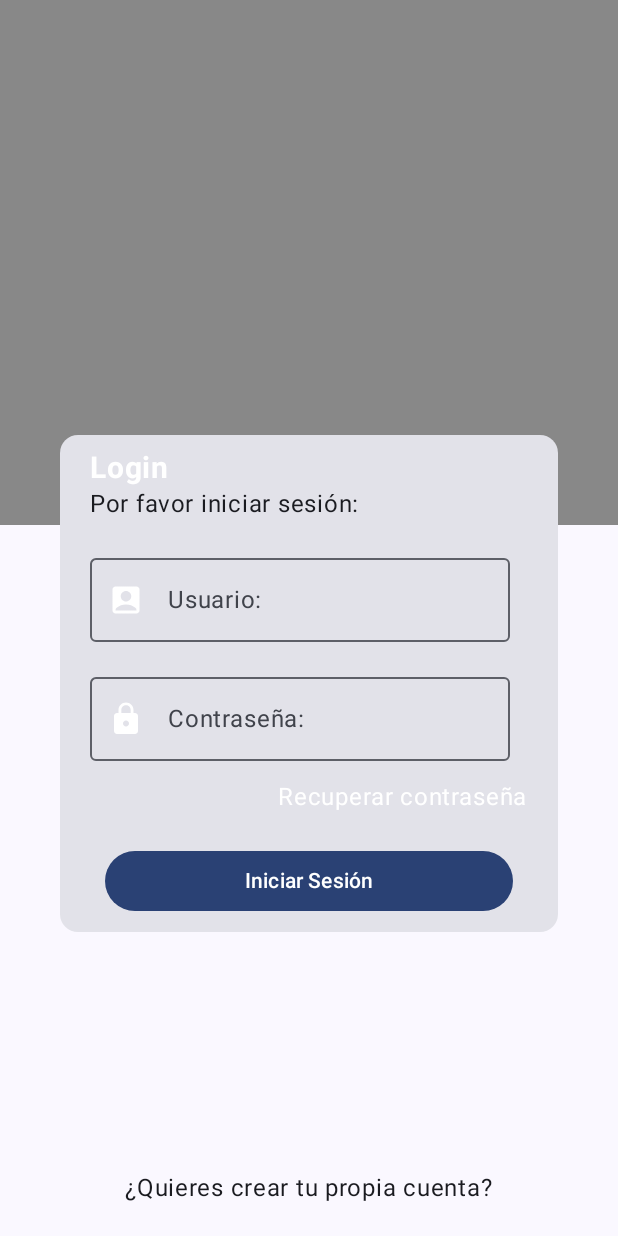
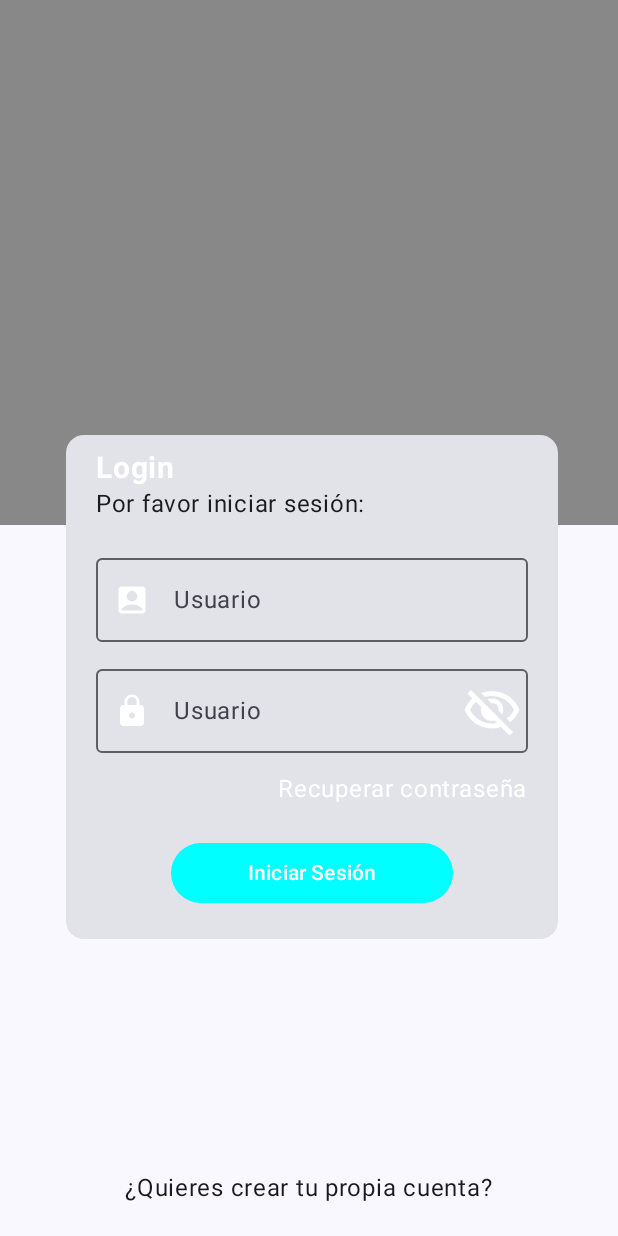
Before and after one commit to segonzalezz/AppMvvM, an Android app built with Jetpack Compose: the screen it shows after launch (MainActivity), on a phone screen of 412 x 824 dp. Run offline under Robolectric (Android 15) with nearby library versions, the phone set to English and light mode, and no system bars.

Commit message:
Se agrego

```diff
--- a/app/build.gradle.kts
+++ b/app/build.gradle.kts
@@ -50,7 +50,7 @@ android {
 }
 
 dependencies {
-
+    implementation("androidx.navigation:navigation-compose:2.8.0")
     implementation(libs.androidx.core.ktx)
     implementation(libs.androidx.lifecycle.runtime.ktx)
     implementation(libs.androidx.activity.compose)
--- a/app/src/main/AndroidManifest.xml
+++ b/app/src/main/AndroidManifest.xml
@@ -13,7 +13,7 @@
         android:theme="@style/Theme.EventsMVVMApp"
         tools:targetApi="31">
         <activity
-            android:name=".MainActivity"
+            android:name=".presentation.components.MainActivity"
             android:exported="true"
             android:label="@string/app_name"
             android:theme="@style/Theme.EventsMVVMApp">
--- a/app/src/main/java/com/segonzalezz/eventsmvvmapp/components/DefaultButton.kt
+++ /dev/null
@@ -1 +0,0 @@
-package com.segonzalezz.eventsmvvmapp.components
--- /dev/null
+++ b/app/src/main/java/com/segonzalezz/eventsmvvmapp/presentation/components/DefaultButton.kt
@@ -0,0 +1,25 @@
+package com.segonzalezz.eventsmvvmapp.presentation.components
+import androidx.compose.foundation.layout.fillMaxWidth
+import androidx.compose.foundation.layout.padding
+import androidx.compose.material3.Button
+import androidx.compose.material3.ButtonDefaults
+import androidx.compose.material3.Text
+import androidx.compose.runtime.Composable
+import androidx.compose.ui.Modifier
+import androidx.compose.ui.graphics.Color
+import androidx.compose.ui.unit.dp
+
+@Composable
+fun DefaultButton(
+    text:String,
+    onClick:() -> Unit,
+    color : Color = Color.Cyan,
+){
+
+    Button(onClick = { onClick() }, modifier = Modifier
+        .fillMaxWidth()
+        .padding(top = 10.dp, bottom = 20.dp, start = 50.dp, end = 50.dp),
+        colors = ButtonDefaults.buttonColors(color)) {
+        Text(text = text)
+        }
+}
--- /dev/null
+++ b/app/src/main/java/com/segonzalezz/eventsmvvmapp/presentation/components/DefaultTextField.kt
@@ -0,0 +1,42 @@
+package com.segonzalezz.eventsmvvmapp.presentation.components
+
+import androidx.compose.foundation.layout.Spacer
+import androidx.compose.foundation.layout.height
+import androidx.compose.foundation.text.KeyboardOptions
+import androidx.compose.material.icons.Icons
+import androidx.compose.material.icons.filled.AccountBox
+import androidx.compose.material.icons.filled.Lock
+import androidx.compose.material3.Icon
+import androidx.compose.material3.OutlinedTextField
+import androidx.compose.material3.Text
+import androidx.compose.runtime.Composable
+import androidx.compose.ui.Modifier
+import androidx.compose.ui.graphics.Color
+import androidx.compose.ui.graphics.vector.ImageVector
+import androidx.compose.ui.text.input.KeyboardType
+import androidx.compose.ui.text.input.PasswordVisualTransformation
+import androidx.compose.ui.text.input.VisualTransformation
+import androidx.compose.ui.unit.dp
+
+@Composable
+fun DefaultTextField(
+    modifier: Modifier,
+    value: String,
+    onValueChange: (String) -> Unit,
+    label: String,
+    icon: ImageVector,
+    keyboardType: KeyboardType = KeyboardType.Text,
+    hideText: Boolean = false
+){
+    OutlinedTextField(
+        modifier = modifier,
+        value = value,
+        onValueChange = {onValueChange(it)},
+        keyboardOptions = KeyboardOptions(keyboardType = keyboardType),
+        label = { Text(label) },
+        leadingIcon = {
+            Icon(imageVector = icon, contentDescription = "Icono usuario", tint = Color.White)
+        },
+        visualTransformation = if(hideText) PasswordVisualTransformation() else VisualTransformation.None
+    )
+}
--- /dev/null
+++ b/app/src/main/java/com/segonzalezz/eventsmvvmapp/presentation/components/DefaultTextFieldPassword.kt
@@ -0,0 +1,57 @@
+package com.segonzalezz.eventsmvvmapp.presentation.components
+
+import androidx.compose.foundation.text.KeyboardOptions
+import androidx.compose.material.icons.Icons
+import androidx.compose.material3.Icon
+import androidx.compose.material3.IconButton
+import androidx.compose.material3.OutlinedTextField
+import androidx.compose.material3.Text
+import androidx.compose.runtime.Composable
+import androidx.compose.runtime.MutableState
+import androidx.compose.runtime.getValue
+import androidx.compose.runtime.mutableStateOf
+import androidx.compose.runtime.remember
+import androidx.compose.runtime.saveable.rememberSaveable
+import androidx.compose.runtime.setValue
+import androidx.compose.ui.Modifier
+import androidx.compose.ui.graphics.Color
+import androidx.compose.ui.graphics.painter.Painter
+import androidx.compose.ui.graphics.vector.ImageVector
+import androidx.compose.ui.res.painterResource
+import androidx.compose.ui.text.input.KeyboardType
+import androidx.compose.ui.text.input.PasswordVisualTransformation
+import androidx.compose.ui.text.input.VisualTransformation
+import com.segonzalezz.eventsmvvmapp.R
+
+@Composable
+fun DefaultTextFieldPassword(
+    modifier: Modifier,
+    value: String,
+    onValueChange: (String) -> Unit,
+    label: String,
+    icon: ImageVector,
+    keyboardType: KeyboardType = KeyboardType.Text
+){
+    var passwordVisible by remember { mutableStateOf(false) }
+    val icon2 =  if(passwordVisible){
+        painterResource(id = R.drawable.visibility)
+    }else{
+        painterResource(id = R.drawable.visibility_off)
+    }
+    OutlinedTextField(
+        modifier = modifier,
+        value = value,
+        onValueChange = {onValueChange(it)},
+        keyboardOptions = KeyboardOptions(keyboardType = keyboardType),
+        label = { Text(label) },
+        leadingIcon = {
+            Icon(imageVector = icon, contentDescription = "Icono password", tint = Color.White)
+        },
+        trailingIcon = {
+            IconButton(onClick = { passwordVisible = !passwordVisible }) {
+                Icon(painter = icon2, contentDescription = "Icono ver contraseña", tint = Color.White)
+            }
+        },
+        visualTransformation = if(passwordVisible) VisualTransformation.None else PasswordVisualTransformation()
+    )
+}
--- a/app/src/main/java/com/segonzalezz/eventsmvvmapp/MainActivity.kt
+++ b/app/src/main/java/com/segonzalezz/eventsmvvmapp/presentation/components/MainActivity.kt
@@ -1,4 +1,4 @@
-package com.segonzalezz.eventsmvvmapp
+package com.segonzalezz.eventsmvvmapp.presentation.components
 
 import android.os.Bundle
 import androidx.activity.ComponentActivity
@@ -8,8 +8,8 @@ import androidx.compose.foundation.layout.fillMaxSize
 import androidx.compose.material3.MaterialTheme
 import androidx.compose.material3.Surface
 import androidx.compose.ui.Modifier
-import com.segonzalezz.eventsmvvmapp.screens.login.LoginScreen
-import com.segonzalezz.eventsmvvmapp.ui.theme.EventsMVVMAppTheme
+import com.segonzalezz.eventsmvvmapp.presentation.components.screens.login.LoginScreen
+import com.segonzalezz.eventsmvvmapp.presentation.components.theme.EventsMVVMAppTheme
 
 class MainActivity : ComponentActivity() {
     override fun onCreate(savedInstanceState: Bundle?) {
--- a/app/src/main/java/com/segonzalezz/eventsmvvmapp/screens/login/components/LoginButtonBar.kt
+++ b/app/src/main/java/com/segonzalezz/eventsmvvmapp/presentation/components/screens/login/components/LoginButtonBar.kt
@@ -1,4 +1,4 @@
-package com.segonzalezz.eventsmvvmapp.screens.login.components
+package com.segonzalezz.eventsmvvmapp.presentation.components.screens.login.components
 
 import androidx.compose.foundation.layout.Arrangement
 import androidx.compose.foundation.layout.Row
@@ -11,8 +11,8 @@ import androidx.compose.runtime.Composable
 import androidx.compose.ui.Modifier
 import androidx.compose.ui.tooling.preview.Preview
 import androidx.compose.ui.unit.dp
-import com.segonzalezz.eventsmvvmapp.screens.login.LoginScreen
-import com.segonzalezz.eventsmvvmapp.ui.theme.EventsMVVMAppTheme
+import com.segonzalezz.eventsmvvmapp.presentation.components.screens.login.LoginScreen
+import com.segonzalezz.eventsmvvmapp.presentation.components.theme.EventsMVVMAppTheme
 
 @Composable
 fun LoginButtonBar(){
--- a/app/src/main/java/com/segonzalezz/eventsmvvmapp/screens/login/components/LoginContent.kt
+++ b/app/src/main/java/com/segonzalezz/eventsmvvmapp/presentation/components/screens/login/components/LoginContent.kt
@@ -1,6 +1,5 @@
-package com.segonzalezz.eventsmvvmapp.screens.login.components
+package com.segonzalezz.eventsmvvmapp.presentation.components.screens.login.components
 
-import androidx.compose.foundation.Image
 import androidx.compose.foundation.background
 import androidx.compose.foundation.layout.Arrangement
 import androidx.compose.foundation.layout.Box
@@ -11,23 +10,33 @@ import androidx.compose.foundation.layout.fillMaxWidth
 import androidx.compose.foundation.layout.height
 import androidx.compose.foundation.layout.offset
 import androidx.compose.foundation.layout.padding
-import androidx.compose.foundation.layout.width
 import androidx.compose.material.icons.Icons
 import androidx.compose.material.icons.filled.AccountBox
-import androidx.compose.material.icons.filled.AccountCircle
+import androidx.compose.material.icons.filled.Face
+import androidx.compose.material.icons.filled.FavoriteBorder
 import androidx.compose.material.icons.filled.Lock
-import androidx.compose.material3.Button
 import androidx.compose.material3.Card
-import androidx.compose.material3.Icon
-import androidx.compose.material3.OutlinedTextField
 import androidx.compose.material3.Text
 import androidx.compose.runtime.Composable
+import androidx.compose.runtime.getValue
+import androidx.compose.runtime.mutableStateOf
+import androidx.compose.runtime.remember
+import androidx.compose.runtime.saveable.rememberSaveable
+import androidx.compose.runtime.setValue
 import androidx.compose.ui.Alignment
 import androidx.compose.ui.Modifier
 import androidx.compose.ui.graphics.Color
+import androidx.compose.ui.graphics.vector.ImageVector
+import androidx.compose.ui.res.painterResource
+import androidx.compose.ui.res.vectorResource
 import androidx.compose.ui.text.font.FontWeight
+import androidx.compose.ui.text.input.KeyboardType
 import androidx.compose.ui.unit.dp
 import androidx.compose.ui.unit.sp
+import com.segonzalezz.eventsmvvmapp.R
+import com.segonzalezz.eventsmvvmapp.presentation.components.DefaultButton
+import com.segonzalezz.eventsmvvmapp.presentation.components.DefaultTextField
+import com.segonzalezz.eventsmvvmapp.presentation.components.DefaultTextFieldPassword
 
 @Composable
 fun LoginContent() {
@@ -42,8 +51,13 @@ fun LoginContent() {
 
 @Composable
 fun CardForm(){
+    var usuario by remember { mutableStateOf("")  }
+    var password by remember { mutableStateOf("") }
+
     Card(
-        modifier = Modifier.padding(start =40.dp, end = 40.dp).offset(y = (-60).dp),
+        modifier = Modifier
+            .padding(start = 44.dp, end = 40.dp)
+            .offset(y = (-60).dp),
     ) {
         Column( modifier = Modifier.padding(horizontal = 20.dp)) {
             Text(
@@ -53,36 +67,23 @@ fun CardForm(){
                 fontWeight = FontWeight.Bold,
                 color = Color.White
             )
+
             Text(
                 text = "Por favor iniciar sesión:"
             )
             Spacer(modifier = Modifier.height(16.dp))
-            OutlinedTextField(
-                value = "",
-                onValueChange = {},
-                label = { Text(text = "Usuario: ") },
-                leadingIcon = {
-                    Icon(imageVector = Icons.Default.AccountBox, contentDescription = "Icono usuario", tint = Color.White)
-                }
-            )
-            Spacer(modifier = Modifier.height(15.dp))
-            OutlinedTextField(
-                value = "",
-                onValueChange = {},
-                label = { Text(text = "Contraseña: ") },
-                leadingIcon = {
-                    Icon(imageVector = Icons.Default.Lock, contentDescription = "Icono contraseña", tint = Color.White)
-                }
-
-            )
+            DefaultTextField(modifier = Modifier
+                .padding()
+                .fillMaxWidth(), value = usuario, onValueChange = {usuario = it}, label = "Usuario", icon = Icons.Default.AccountBox, keyboardType = KeyboardType.Email)
+            Spacer(modifier = Modifier.height(10.dp))
+            DefaultTextFieldPassword(
+                modifier = Modifier
+                    .padding()
+                    .fillMaxWidth(), value = password, onValueChange = {password = it}, label = "Usuario", icon = Icons.Default.Lock)
             Spacer(modifier = Modifier.height(12.dp))
             Text(text = "Recuperar contraseña", modifier = Modifier.align(Alignment.End), color = Color.White)
             Spacer(modifier = Modifier.height(10.dp))
-            Button(onClick = { }, modifier = Modifier
-                .fillMaxWidth()
-                .padding(10.dp)) {
-                Text(text = "Iniciar Sesión")
-            }
+            DefaultButton(text = "Iniciar Sesión", onClick = {} )
         }
 
     }
--- a/app/src/main/java/com/segonzalezz/eventsmvvmapp/ui/theme/Color.kt
+++ b/app/src/main/java/com/segonzalezz/eventsmvvmapp/presentation/components/theme/Color.kt
@@ -1,4 +1,4 @@
-package com.segonzalezz.eventsmvvmapp.ui.theme
+package com.segonzalezz.eventsmvvmapp.presentation.components.theme
 
 import androidx.compose.ui.graphics.Color
 
--- a/app/src/main/java/com/segonzalezz/eventsmvvmapp/ui/theme/Theme.kt
+++ b/app/src/main/java/com/segonzalezz/eventsmvvmapp/presentation/components/theme/Theme.kt
@@ -1,4 +1,4 @@
-package com.segonzalezz.eventsmvvmapp.ui.theme
+package com.segonzalezz.eventsmvvmapp.presentation.components.theme
 
 import android.app.Activity
 import android.os.Build
--- a/app/src/main/java/com/segonzalezz/eventsmvvmapp/ui/theme/Type.kt
+++ b/app/src/main/java/com/segonzalezz/eventsmvvmapp/presentation/components/theme/Type.kt
@@ -1,4 +1,4 @@
-package com.segonzalezz.eventsmvvmapp.ui.theme
+package com.segonzalezz.eventsmvvmapp.presentation.components.theme
 
 import androidx.compose.material3.Typography
 import androidx.compose.ui.text.TextStyle
--- /dev/null
+++ b/app/src/main/java/com/segonzalezz/eventsmvvmapp/presentation/navegation/AppScreen.kt
@@ -0,0 +1,6 @@
+package com.segonzalezz.eventsmvvmapp.presentation.navegation
+sealed class AppScreen (val route: String){
+    object LoginScreen: AppScreen("login")
+    object RegisterScreen : AppScreen("register")
+
+}
```
Also changed, not shown: app/src/main/java/com/segonzalezz/eventsmvvmapp/presentation/components/screens/login/LoginScreen.kt (renamed from app/src/main/java/com/segonzalezz/eventsmvvmapp/screens/login/LoginScreen.kt, +4 -4 lines), app/src/main/java/com/segonzalezz/eventsmvvmapp/presentation/components/screens/register/RegisterScreen.kt (added, +18 -0 lines), app/src/main/res/drawable/visibility.png (added), app/src/main/res/drawable/visibility_off.png (added).
